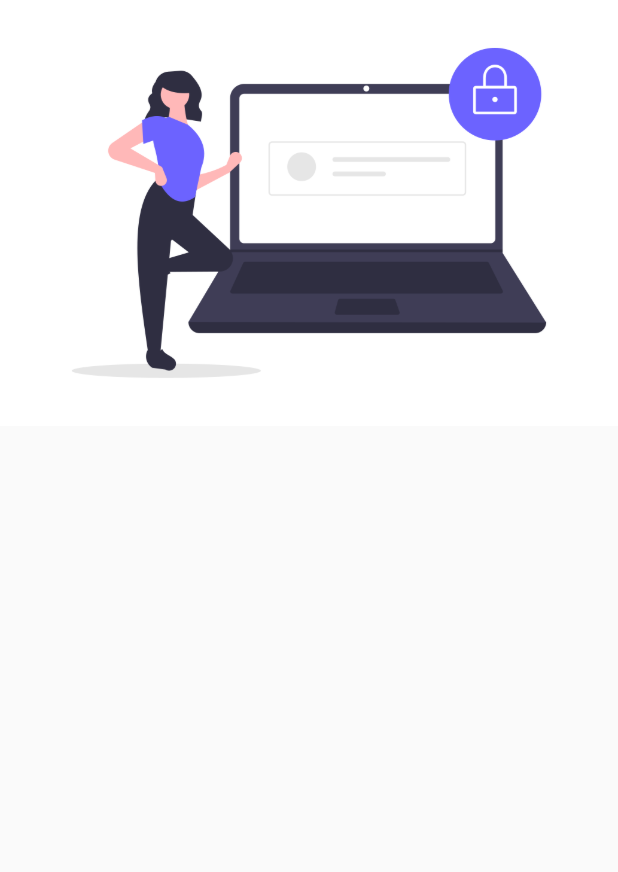
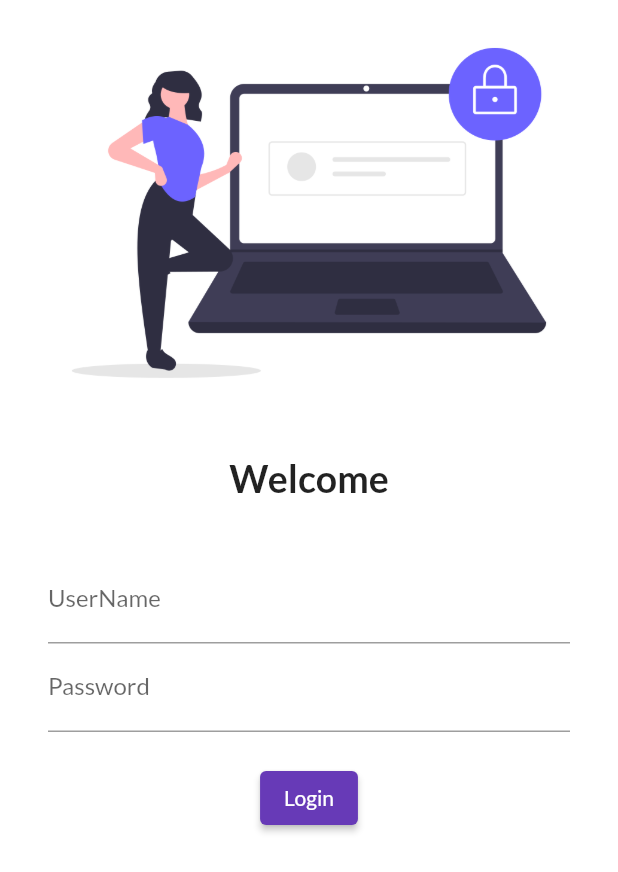
Before and after one commit to Abhinabk/Flutter_App_30_days, a Flutter app: the screen it shows after launch, on a phone screen of 412 x 824 dp. Shown: the top 872 px of the screen. Run offline on Flutter 3.47's test engine with Material 2 defaults, Android fonts, the phone set to English and light mode, and no system bars; our stand-ins replace google_fonts.

Commit message:
day4 final commit

```diff
--- a/lib/main.dart
+++ b/lib/main.dart
@@ -1,6 +1,7 @@
 import 'package:flutter/material.dart';
 import 'package:flutter_catelog/pages/home_page.dart';
 import 'package:flutter_catelog/pages/login_page.dart';
+import 'package:google_fonts/google_fonts.dart';
 
 void main(){
   runApp(MyApp());
@@ -13,7 +14,10 @@ class MyApp extends StatelessWidget {
   Widget build(BuildContext context) {
     return MaterialApp(
       themeMode: ThemeMode.light,
-      theme: ThemeData(primarySwatch: Colors.lightBlue),
+      theme: ThemeData(
+        primarySwatch: Colors.deepPurple,
+        fontFamily: GoogleFonts.lato().fontFamily,
+        ),
       darkTheme: ThemeData(brightness: Brightness.dark),
 
       initialRoute: "/login",
--- a/lib/pages/login_page.dart
+++ b/lib/pages/login_page.dart
@@ -3,9 +3,52 @@ class LoginPage extends StatelessWidget {
   @override
   Widget build(BuildContext context) {
     return Material(
+      color: Colors.white,
       child: Column(
-        children: [
-        Image.asset("assets/images/login.png"),
+        children:
+        [
+        Image.asset("assets/images/login.png",
+        fit: BoxFit.cover,),
+        SizedBox(
+          height: 20.0,
+        ),
+        Text(
+          "Welcome",style: TextStyle(
+          fontSize: 25,
+          fontWeight: FontWeight.bold),
+          ),
+          SizedBox(
+            height: 20.0,
+          ),
+          Padding(
+            padding: const EdgeInsets.symmetric(vertical: 16.0,horizontal: 32.0),
+            child: Column(
+              children: [
+                TextFormField(
+                  decoration: InputDecoration(
+                    hintText: "Enter User Name",
+                    labelText: "UserName"
+                    ),
+                ),
+                  TextFormField(
+                  obscureText: true,
+                  decoration: InputDecoration(
+                    hintText: "Enter Password",
+                    labelText: "Password"
+                    ),
+                ),
+                  SizedBox(
+                  height: 20.0,
+                ),
+                ElevatedButton(
+                  onPressed: (){
+                    print("Hi");
+                  },
+                  child:Text("Login")
+                  )
+              ],
+            ),
+          ),
       ],
       ),
     );
--- a/pubspec.yaml
+++ b/pubspec.yaml
@@ -28,6 +28,7 @@ dependencies:
   # The following adds the Cupertino Icons font to your application.
   # Use with the CupertinoIcons class for iOS style icons.
   cupertino_icons: ^1.0.2
+  google_fonts: ^2.1.0
 
 dev_dependencies:
   flutter_test:
```
Also changed, not shown: pubspec.lock, 3 other files.
